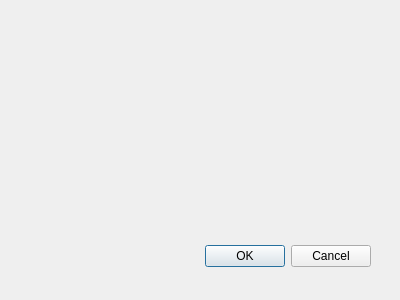
Above: SisCompra/dialogeditarcompra.ui from saraivaufc/ListaDeCompras before the change. Below: the same form after it.
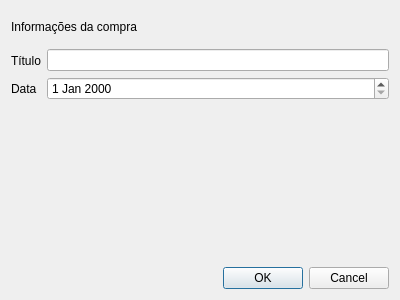
That is the form after the change.

Diff of the .ui file:
```diff
--- a/SisCompra/dialogeditarcompra.ui
+++ b/SisCompra/dialogeditarcompra.ui
@@ -15,22 +15,74 @@
   <property name="windowTitle">
    <string>Dialog</string>
   </property>
-  <widget name="buttonBox" class="QDialogButtonBox">
-   <property name="geometry">
-    <rect>
-     <x>30</x>
-     <y>240</y>
-     <width>341</width>
-     <height>32</height>
-    </rect>
-   </property>
-   <property name="orientation">
-    <enum>Qt::Horizontal</enum>
-   </property>
-   <property name="standardButtons">
-    <set>QDialogButtonBox::Cancel|QDialogButtonBox::Ok</set>
-   </property>
-  </widget>
+  <layout class="QVBoxLayout" name="verticalLayout_4">
+   <item>
+    <layout class="QVBoxLayout" name="verticalLayout_3" stretch="1,5,5,1">
+     <item>
+      <widget class="QLabel" name="label_3">
+       <property name="text">
+        <string>Informações da compra</string>
+       </property>
+      </widget>
+     </item>
+     <item>
+      <layout class="QHBoxLayout" name="horizontalLayout">
+       <item>
+        <layout class="QVBoxLayout" name="verticalLayout">
+         <item>
+          <widget class="QLabel" name="label">
+           <property name="text">
+            <string>Título</string>
+           </property>
+          </widget>
+         </item>
+         <item>
+          <widget class="QLabel" name="label_2">
+           <property name="text">
+            <string>Data</string>
+           </property>
+          </widget>
+         </item>
+        </layout>
+       </item>
+       <item>
+        <layout class="QVBoxLayout" name="verticalLayout_2">
+         <item>
+          <widget class="QLineEdit" name="lineEditTitulo"/>
+         </item>
+         <item>
+          <widget class="QDateEdit" name="dateEdit"/>
+         </item>
+        </layout>
+       </item>
+      </layout>
+     </item>
+     <item>
+      <spacer name="verticalSpacer">
+       <property name="orientation">
+        <enum>Qt::Vertical</enum>
+       </property>
+       <property name="sizeHint" stdset="0">
+        <size>
+         <width>20</width>
+         <height>40</height>
+        </size>
+       </property>
+      </spacer>
+     </item>
+     <item>
+      <widget class="QDialogButtonBox" name="buttonBox">
+       <property name="orientation">
+        <enum>Qt::Horizontal</enum>
+       </property>
+       <property name="standardButtons">
+        <set>QDialogButtonBox::Cancel|QDialogButtonBox::Ok</set>
+       </property>
+      </widget>
+     </item>
+    </layout>
+   </item>
+  </layout>
  </widget>
  <pixmapfunction/>
  <resources/>
```
Left out of the diff: 7 changed lines with no effect on the pictures.
